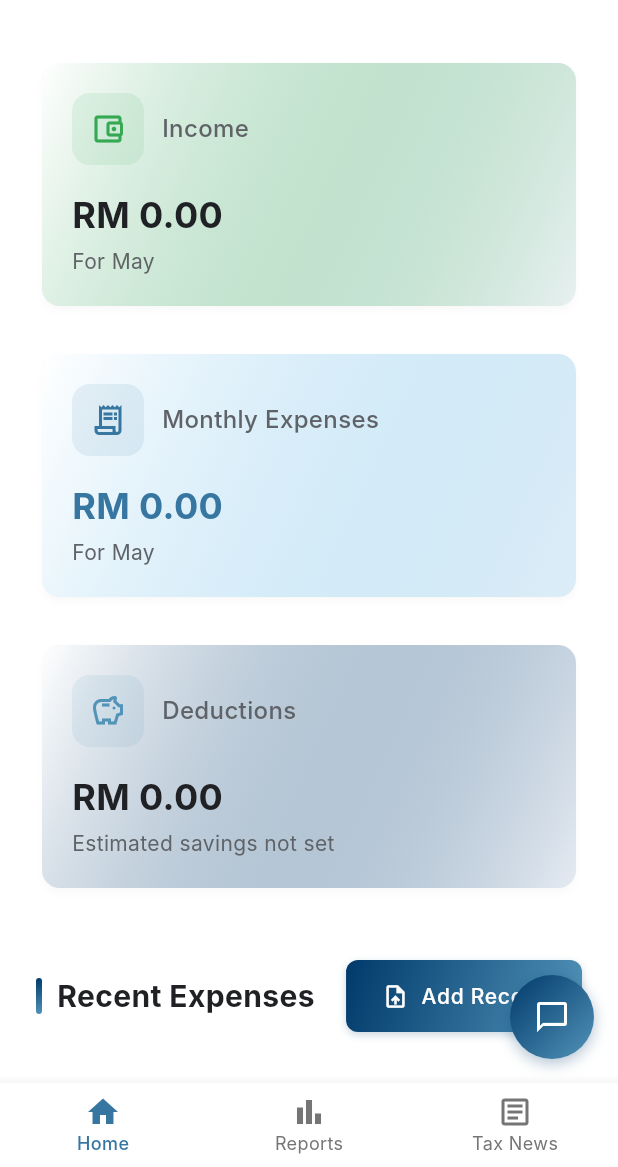
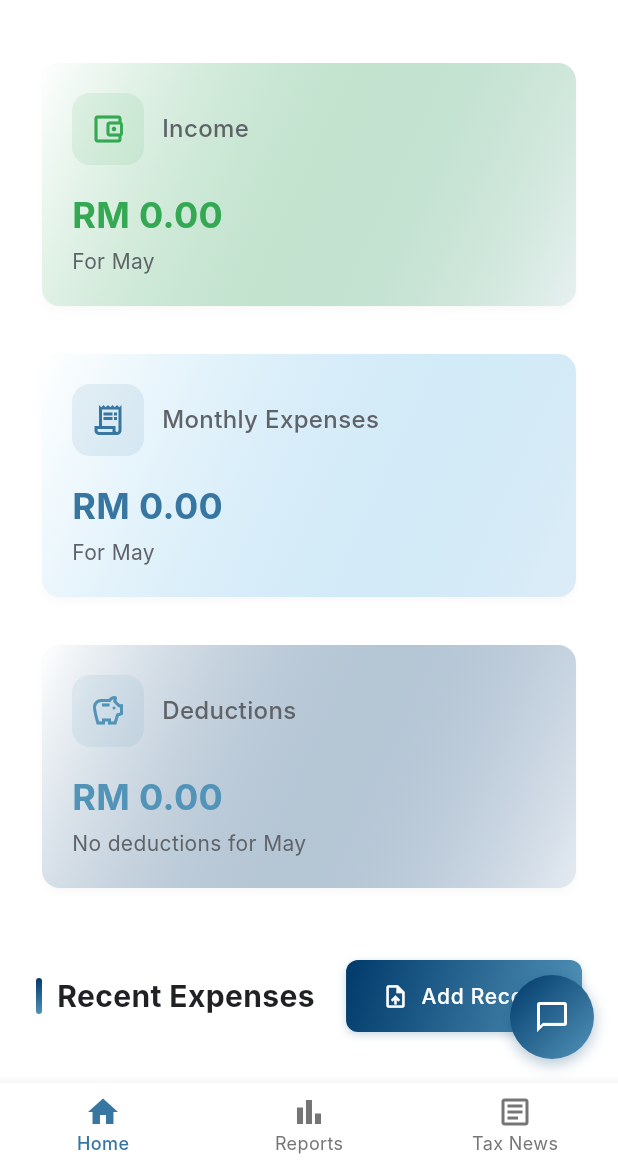
Before and after one commit to ihaterynn/MyTaxMate, a Flutter app: the screen it shows once a user with an empty profile is signed in, on a phone screen of 412 x 824 dp, the part 69-1236 px from its top. Run offline on Flutter 3.47's test engine with Material 3 defaults, Android fonts, the light colour scheme and no system bars; our stand-ins replace file_picker, flutter_dotenv, supabase_flutter; accounts and stored records are empty; network calls fail; Roboto replaces fonts that are missing (Inter).

Commit message:
added deductible calculations

```diff
--- a/mytaxmate-main/lib/widgets/finance_tracker/summary_cards.dart
+++ b/mytaxmate-main/lib/widgets/finance_tracker/summary_cards.dart
@@ -1,32 +1,31 @@
 import 'package:flutter/material.dart';
 import 'package:intl/intl.dart';
-import '../../main.dart';
 import '../../screens/placeholder_screen.dart';
-import '../../screens/upload_options_screen.dart';
+// import '../../screens/expense_entry_screen.dart'; // Removed as it doesn't exist
 import '../../screens/income_entry_screen.dart';
 import '../../models/expense.dart';
-import '../../models/income.dart'; // Add this import
+import '../../models/income.dart';
 
 class SummaryCards extends StatelessWidget {
   final List<Expense> expenses;
-  final List<Income> incomes; // Add incomes list
+  final List<Income> incomes;
   final bool isLoadingExpenses;
   final bool isLoadingIncomes;
   final String? errorExpenses;
   final String? errorIncomes;
   final Function() onReloadExpenses;
-  final Function() onReloadIncomes; // Add callback for reloading incomes
+  final Function() onReloadIncomes;
 
   const SummaryCards({
     Key? key,
     required this.expenses,
-    required this.incomes, // Add to constructor
+    required this.incomes,
     required this.isLoadingExpenses,
     required this.isLoadingIncomes,
     this.errorExpenses,
     this.errorIncomes,
     required this.onReloadExpenses,
-    required this.onReloadIncomes, // Add to constructor
+    required this.onReloadIncomes,
   }) : super(key: key);
 
   @override
@@ -38,8 +37,7 @@ class SummaryCards extends StatelessWidget {
             ? Column(children: _buildSummaryCardsList(useColumnLayout, context))
             : Row(
                 crossAxisAlignment: CrossAxisAlignment.start,
-              children:
-                  _buildSummaryCardsList(
+                children: _buildSummaryCardsList(
                   useColumnLayout,
                   context,
                 ).map((card) => Expanded(child: card)).toList(),
@@ -52,9 +50,9 @@ class SummaryCards extends StatelessWidget {
     bool useColumnLayout,
     BuildContext context,
   ) {
-    // Calculate total expenses for the current month
     double currentMonthExpenses = 0.0;
-    double currentMonthIncome = 0.0; // Variable for current month income
+    double currentMonthIncome = 0.0;
+    double currentMonthDeductibleExpenses = 0.0;
     final now = DateTime.now();
     final currentMonth = now.month;
     final currentYear = now.year;
@@ -66,9 +64,12 @@ class SummaryCards extends StatelessWidget {
           if (expenseDate.month == currentMonth &&
               expenseDate.year == currentYear) {
             currentMonthExpenses += expense.amount;
+            if (expense.isDeductible) {
+              currentMonthDeductibleExpenses += expense.amount;
+            }
           }
         } catch (e) {
-          print('Error parsing expense date: ${expense.date}');
+          print('Error parsing expense date: ${expense.date} or processing deductible: $e');
         }
       }
     }
@@ -90,23 +91,23 @@ class SummaryCards extends StatelessWidget {
     final cardData = [
       {
         'title': 'Income',
-        'amount': 'RM ${currentMonthIncome.toStringAsFixed(2)}', // Display current month income
+        'amount': 'RM ${currentMonthIncome.toStringAsFixed(2)}',
         'icon': Icons.account_balance_wallet_outlined,
         'color': const Color(0xFF34A853),
         'progress': 0.0,
-        'subtitle': 'For ${DateFormat.MMMM().format(now)}', // Subtitle for current month
+        'subtitle': 'For ${DateFormat.MMMM().format(now)}',
         'gradient': LinearGradient(
           colors: [Colors.white, const Color(0xFF34A853).withOpacity(0.05)],
           begin: Alignment.topLeft,
           end: Alignment.bottomRight,
-          ) // Use AppGradients
+        )
       },
       {
         'title': 'Monthly Expenses',
         'amount': 'RM ${currentMonthExpenses.toStringAsFixed(2)}',
         'icon': Icons.receipt_long_outlined,
-        'color': const Color(0xFF3776A1), // Medium blue from our palette
-        'progress': 0.0, // Placeholder, can be budget utilization
+        'color': const Color(0xFF3776A1),
+        'progress': 0.0,
         'subtitle': 'For ${DateFormat.MMMM().format(now)}',
         'gradient': LinearGradient(
           colors: [Colors.white, const Color(0xFF89CFF1).withOpacity(0.2)],
@@ -116,11 +117,13 @@ class SummaryCards extends StatelessWidget {
       },
       {
         'title': 'Deductions',
-        'amount': 'RM 0.00', // Placeholder for now
+        'amount': 'RM ${currentMonthDeductibleExpenses.toStringAsFixed(2)}',
         'icon': Icons.savings_outlined,
-        'color': const Color(0xFF5293B8), // Blue from our palette
+        'color': const Color(0xFF5293B8),
         'progress': 0.0,
-        'subtitle': 'Estimated savings not set',
+        'subtitle': currentMonthDeductibleExpenses > 0
+            ? 'Deductible for ${DateFormat.MMMM().format(now)}'
+            : 'No deductions for ${DateFormat.MMMM().format(now)}',
         'gradient': LinearGradient(
           colors: [Colors.white, const Color(0xFF003A6B).withOpacity(0.05)],
           begin: Alignment.topLeft,
@@ -200,9 +203,12 @@ class SummaryCards extends StatelessWidget {
                 style: TextStyle(
                   fontSize: 24,
                   fontWeight: FontWeight.bold,
-                  color:
-                      title == 'Monthly Expenses'
+                  color: title == 'Monthly Expenses'
                       ? const Color(0xFF3776A1)
+                      : title == 'Income'
+                          ? const Color(0xFF34A853)
+                          : title == 'Deductions'
+                              ? const Color(0xFF5293B8)
                               : const Color(0xFF202124),
                 ),
               ),
@@ -226,14 +232,16 @@ class SummaryCards extends StatelessWidget {
       ),
     );
 
-    // Wrap cards with InkWell for touch interactions
     if (title == 'Monthly Expenses') {
       return InkWell(
         onTap: () {
           Navigator.push(
             context,
-            MaterialPageRoute(builder: (context) => const ExpenseEntryScreen()),
-          ).then((_) => onReloadExpenses()); // Use onReloadExpenses
+            MaterialPageRoute(
+              builder: (context) =>
+                const PlaceholderScreen(title: 'Monthly Expenses Summary'), // Navigate to PlaceholderScreen
+            ),
+          ).then((_) => onReloadExpenses()); // Still call onReloadExpenses if needed, or remove if not applicable
         },
         borderRadius: BorderRadius.circular(12),
         child: cardContent,
@@ -244,10 +252,9 @@ class SummaryCards extends StatelessWidget {
           Navigator.push(
             context,
             MaterialPageRoute(
-              builder:
-                  (context) => const IncomeEntryScreen(),
+              builder: (context) => const IncomeEntryScreen(),
             ),
-          ).then((_) => onReloadIncomes()); // Use onReloadIncomes and reload after navigation
+          ).then((_) => onReloadIncomes());
         },
         borderRadius: BorderRadius.circular(12),
         child: cardContent,
@@ -258,8 +265,7 @@ class SummaryCards extends StatelessWidget {
           Navigator.push(
             context,
             MaterialPageRoute(
-              builder:
-                  (context) =>
+              builder: (context) =>
                   const PlaceholderScreen(title: 'Deductions Summary'),
             ),
           );
```
Lines whose indentation alone changed are shown as unchanged.
